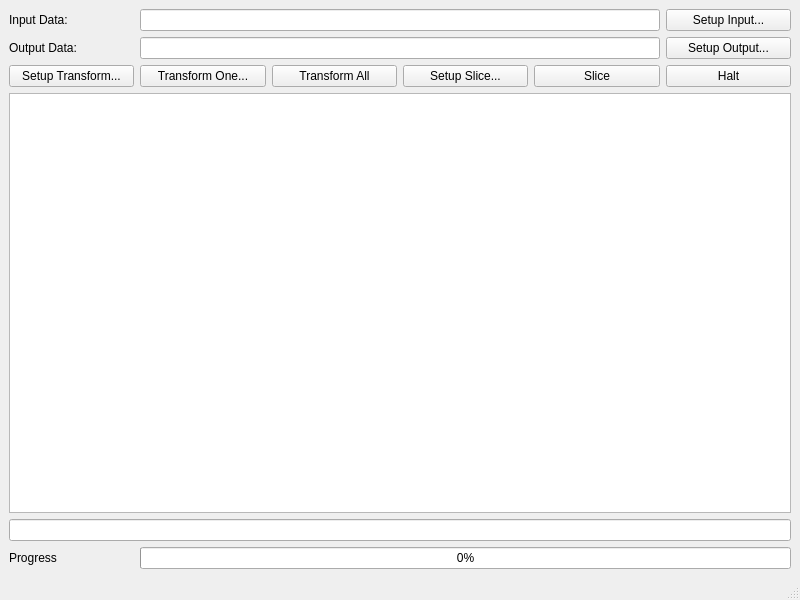
Before: the Qt Designer form cctwqt/cctwqtmainwindow.ui in guyjennings/cctw, drawn with Qt 5.
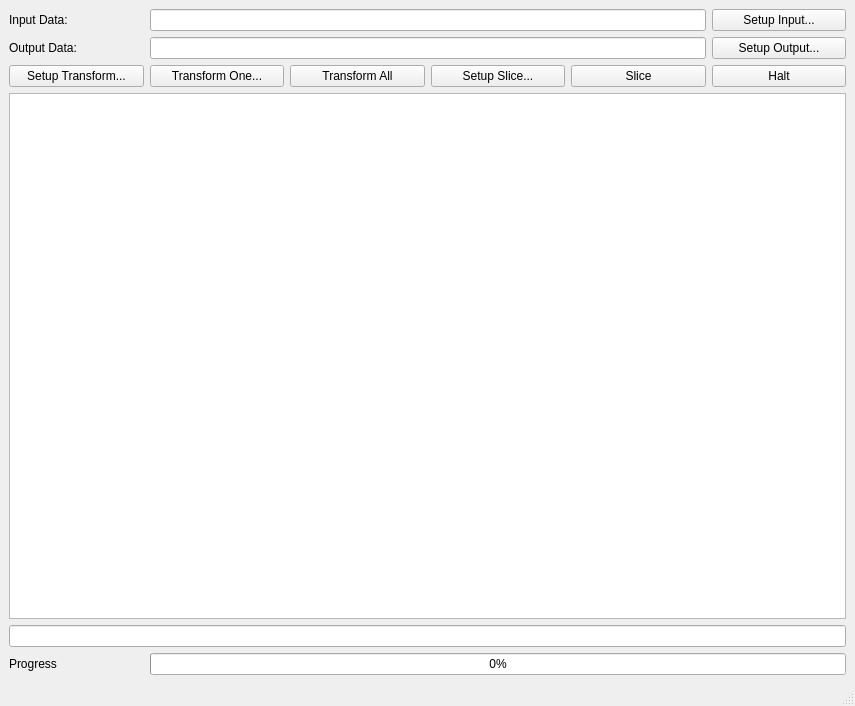
After: the same form once the commit is applied.

The edit to the form file:
```diff
--- a/cctwqt/cctwqtmainwindow.ui
+++ b/cctwqt/cctwqtmainwindow.ui
@@ -6,8 +6,8 @@
    <rect>
     <x>0</x>
     <y>0</y>
-    <width>800</width>
-    <height>600</height>
+    <width>855</width>
+    <height>706</height>
    </rect>
   </property>
   <property name="windowTitle">
```
Left out of the diff: 2 changed lines with no effect on the pictures.
